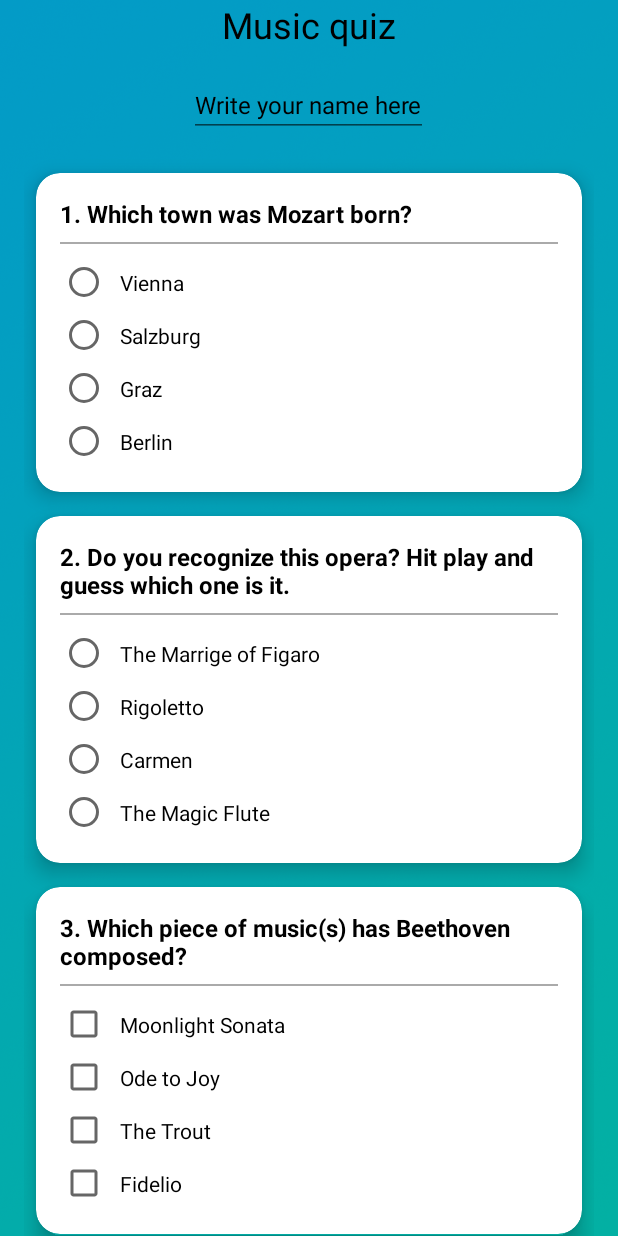
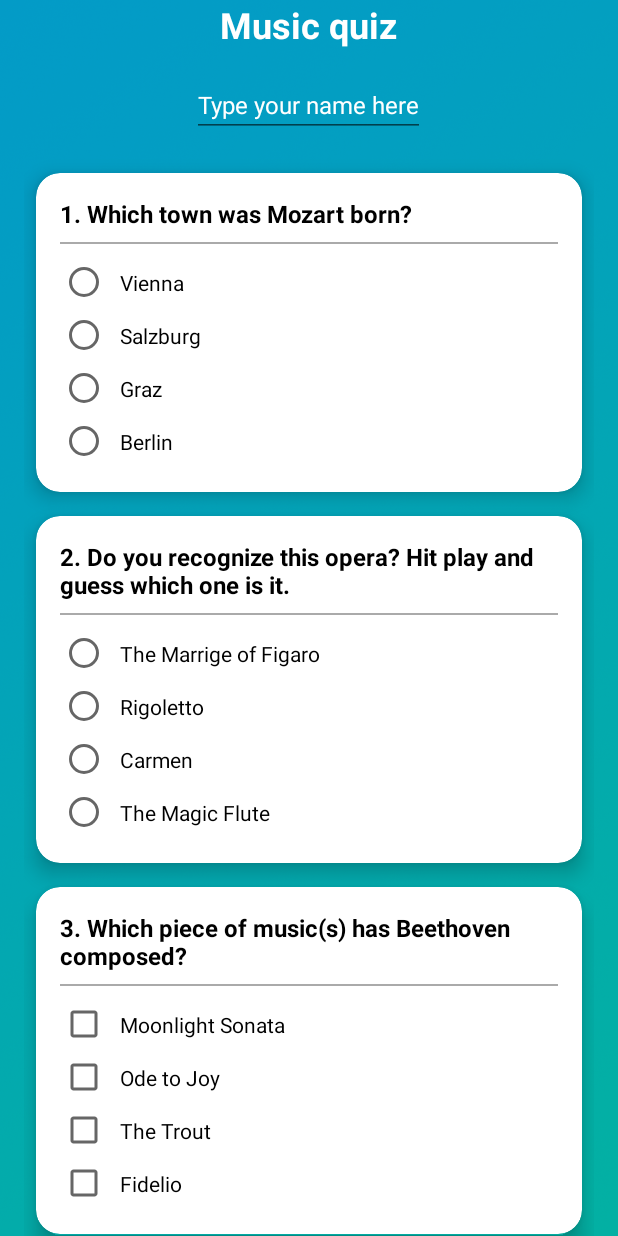
Before and after one commit to Trubius/QuizApp, an Android app: the screen it shows after launch (MainActivity), on a phone screen of 412 x 824 dp. Run offline under Robolectric (Android 15) with nearby library versions, the phone set to English and light mode, and no system bars.

Commit message:
style updated

```diff
--- a/app/src/main/java/com/example/android/quizapp/MainActivity.java
+++ b/app/src/main/java/com/example/android/quizapp/MainActivity.java
@@ -11,6 +11,7 @@ import android.widget.RadioGroup;
 import android.widget.Toast;
 
 public class MainActivity extends AppCompatActivity {
+
 
     int score = 0;
     EditText nameField;
@@ -71,6 +72,9 @@ public class MainActivity extends AppCompatActivity {
         return score;
     }
 
+    /**
+     * @param view
+     */
     public void submitAnswer(View view) {
         String name = nameField.getText().toString();
 
--- a/app/src/main/res/layout/activity_main.xml
+++ b/app/src/main/res/layout/activity_main.xml
@@ -25,7 +25,9 @@
             android:layout_gravity="center"
             android:layout_marginBottom="@dimen/activity_margin"
             android:text="@string/music_quiz"
-            android:textColor="@android:color/black"
+            android:textColor="@android:color/white"
+            android:textStyle="bold"
+            android:fontFamily="sans-serif"
             android:textSize="@dimen/title_text_size" />
 
         <EditText
@@ -36,8 +38,8 @@
             android:layout_marginBottom="@dimen/activity_margin"
             android:hint="@string/write_your_name_here"
             android:singleLine="true"
-            android:textColor="@android:color/black"
-            android:textColorHint="@android:color/black"
+            android:textColor="@android:color/white"
+            android:textColorHint="@android:color/white"
             android:textSize="@dimen/question_text_size" />
 
         <android.support.v7.widget.CardView
@@ -56,7 +58,7 @@
                 <TextView
                     android:id="@+id/question1"
                     style="@style/QuestionTheme"
-                    android:text="1. Which town was Mozart born?" />
+                    android:text="@string/question1" />
 
                 <View style="@style/GreyLine" />
 
@@ -68,22 +70,22 @@
                     <RadioButton
                         android:id="@+id/q1_a1_radiobutton"
                         style="@style/AnswerTheme"
-                        android:text="Vienna" />
+                        android:text="@string/q1_answer1" />
 
                     <RadioButton
                         android:id="@+id/q1_a2_radiobutton"
                         style="@style/AnswerTheme"
-                        android:text="Salzburg" />
+                        android:text="@string/q1_answer2" />
 
                     <RadioButton
                         android:id="@+id/q1_a3_radiobutton"
                         style="@style/AnswerTheme"
-                        android:text="Graz" />
+                        android:text="@string/q1_answer3" />
 
                     <RadioButton
                         android:id="@+id/q1_a4_radiobutton"
                         style="@style/AnswerTheme"
-                        android:text="Berlin" />
+                        android:text="@string/q1_answer4" />
                 </RadioGroup>
             </LinearLayout>
         </android.support.v7.widget.CardView>
@@ -105,7 +107,7 @@
                 <TextView
                     android:id="@+id/question2"
                     style="@style/QuestionTheme"
-                    android:text="2. Do you recognize this opera? Hit play and guess which one is it." />
+                    android:text="@string/question2" />
 
 
                 <View style="@style/GreyLine" />
@@ -118,23 +120,23 @@
                     <RadioButton
                         android:id="@+id/q2_a1_radiobutton"
                         style="@style/AnswerTheme"
-                        android:text="The Marrige of Figaro" />
+                        android:text="@string/q2_answer1" />
 
                     <RadioButton
                         android:id="@+id/q2_a2_radiobutton"
                         style="@style/AnswerTheme"
-                        android:text="Rigoletto" />
+                        android:text="@string/q2_answer2" />
 
 
                     <RadioButton
                         android:id="@+id/q2_a3_radiobutton"
                         style="@style/AnswerTheme"
-                        android:text="Carmen" />
+                        android:text="@string/q2_answer3" />
 
                     <RadioButton
                         android:id="@+id/q2_a4_radiobutton"
                         style="@style/AnswerTheme"
-                        android:text="The Magic Flute" />
+                        android:text="@string/q2_answer4" />
                 </RadioGroup>
             </LinearLayout>
         </android.support.v7.widget.CardView>
@@ -156,7 +158,7 @@
                 <TextView
                     android:id="@+id/question3"
                     style="@style/QuestionTheme"
-                    android:text="3. Which piece of music(s) has Beethoven composed?" />
+                    android:text="@string/question3" />
 
 
                 <View style="@style/GreyLine" />
@@ -165,23 +167,23 @@
                 <CheckBox
                     android:id="@+id/q3_a1_checkbox"
                     style="@style/AnswerTheme"
-                    android:text="Moonlight Sonata" />
+                    android:text="@string/q3_answer1" />
 
                 <CheckBox
                     android:id="@+id/q3_a2_checkbox"
                     style="@style/AnswerTheme"
-                    android:text="Ode to Joy" />
+                    android:text="@string/q3_answer2" />
 
 
                 <CheckBox
                     android:id="@+id/q3_a3_checkbox"
                     style="@style/AnswerTheme"
-                    android:text="The Trout" />
+                    android:text="@string/q3_answer3" />
 
                 <CheckBox
                     android:id="@+id/q3_a4_checkbox"
                     style="@style/AnswerTheme"
-                    android:text="Fidelio" />
+                    android:text="@string/q3_answer4" />
 
             </LinearLayout>
         </android.support.v7.widget.CardView>
@@ -214,22 +216,22 @@
                     <RadioButton
                         android:id="@+id/q4_a1_radiobutton"
                         style="@style/AnswerTheme"
-                        android:text="Chopin" />
+                        android:text="@string/q4_answer1" />
 
                     <RadioButton
                         android:id="@+id/q4_a2_radiobutton"
                         style="@style/AnswerTheme"
-                        android:text="Schubert" />
+                        android:text="@string/q4_answer2" />
 
                     <RadioButton
                         android:id="@+id/q4_a3_radiobutton"
                         style="@style/AnswerTheme"
-                        android:text="Johann Strauss I" />
+                        android:text="@string/q4_answer3" />
 
                     <RadioButton
                         android:id="@+id/q4_a4_radiobutton"
                         style="@style/AnswerTheme"
-                        android:text="Johann Strauss II" />
+                        android:text="@string/q4_answer4" />
                 </RadioGroup>
             </LinearLayout>
         </android.support.v7.widget.CardView>
@@ -251,7 +253,7 @@
                 <TextView
                     android:id="@+id/question5"
                     style="@style/QuestionTheme"
-                    android:text="5. How many Chopin nocturnes has been made?" />
+                    android:text="@string/question5" />
 
 
                 <View style="@style/GreyLine" />
@@ -263,7 +265,7 @@
                     android:layout_height="wrap_content"
                     android:layout_gravity="center"
                     android:layout_marginBottom="@dimen/activity_margin"
-                    android:hint="Write your answer here"
+                    android:hint="@string/write_your_answer"
                     android:singleLine="true"
                     android:inputType="number"
                     android:textColor="@android:color/black"
@@ -293,7 +295,7 @@
                     android:layout_width="wrap_content"
                     android:layout_height="wrap_content"
                     android:onClick="submitAnswer"
-                    android:text="Submit" />
+                    android:text="@string/submit" />
 
             </LinearLayout>
         </android.support.v7.widget.CardView>
--- a/app/src/main/res/values/strings.xml
+++ b/app/src/main/res/values/strings.xml
@@ -1,6 +1,28 @@
 <resources>
     <string name="app_name">Quiz App</string>
     <string name="music_quiz">Music quiz</string>
-    <string name="write_your_name_here">Write your name here</string>
+    <string name="write_your_name_here">Type your name here</string>
+    <string name="question1">1. Which town was Mozart born?</string>
+    <string name="q1_answer1">Vienna</string>
+    <string name="q1_answer2">Salzburg</string>
+    <string name="q1_answer3">Graz</string>
+    <string name="q1_answer4">Berlin</string>
+    <string name="question2">2. Do you recognize this opera? Hit play and guess which one is it.</string>
+    <string name="q2_answer1">The Marrige of Figaro</string>
+    <string name="q2_answer2">Rigoletto</string>
+    <string name="q2_answer3">Carmen</string>
+    <string name="q2_answer4">The Magic Flute</string>
+    <string name="question3">3. Which piece of music(s) has Beethoven composed?</string>
+    <string name="q3_answer1">Moonlight Sonata</string>
+    <string name="q3_answer2">Ode to Joy</string>
+    <string name="q3_answer3">The Trout</string>
+    <string name="q3_answer4">Fidelio</string>
     <string name="question_4">4. Who composed the \"The Blue Danube\" waltz?</string>
+    <string name="q4_answer1">Chopin</string>
+    <string name="q4_answer2">Schubert</string>
+    <string name="q4_answer3">Johann Strauss I</string>
+    <string name="q4_answer4">Johann Strauss II</string>
+    <string name="question5">5. How many Chopin nocturnes has been made?</string>
+    <string name="write_your_answer">Write your answer here</string>
+    <string name="submit">Submit</string>
 </resources>
```
